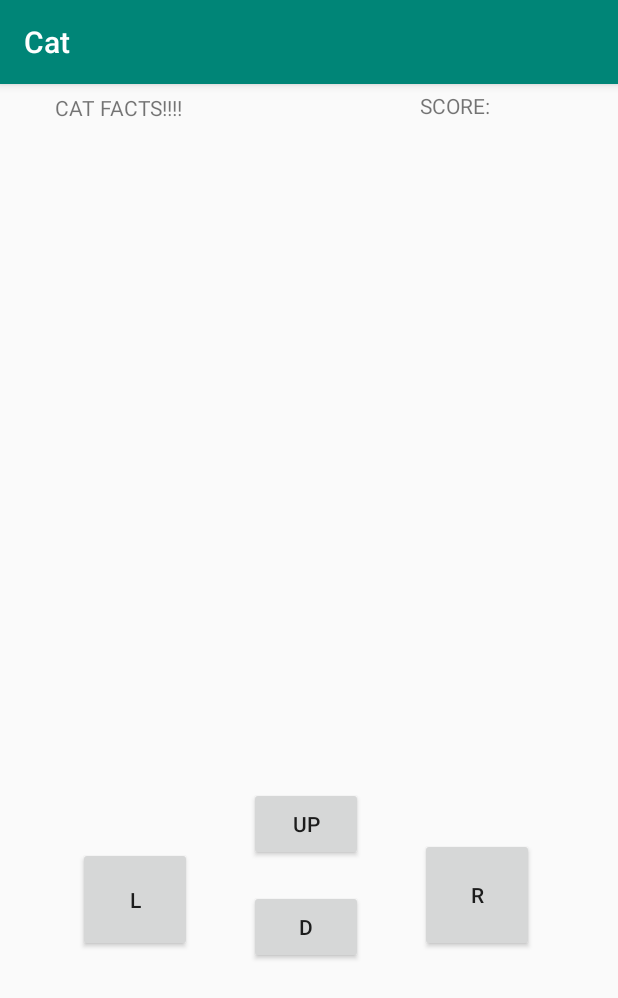
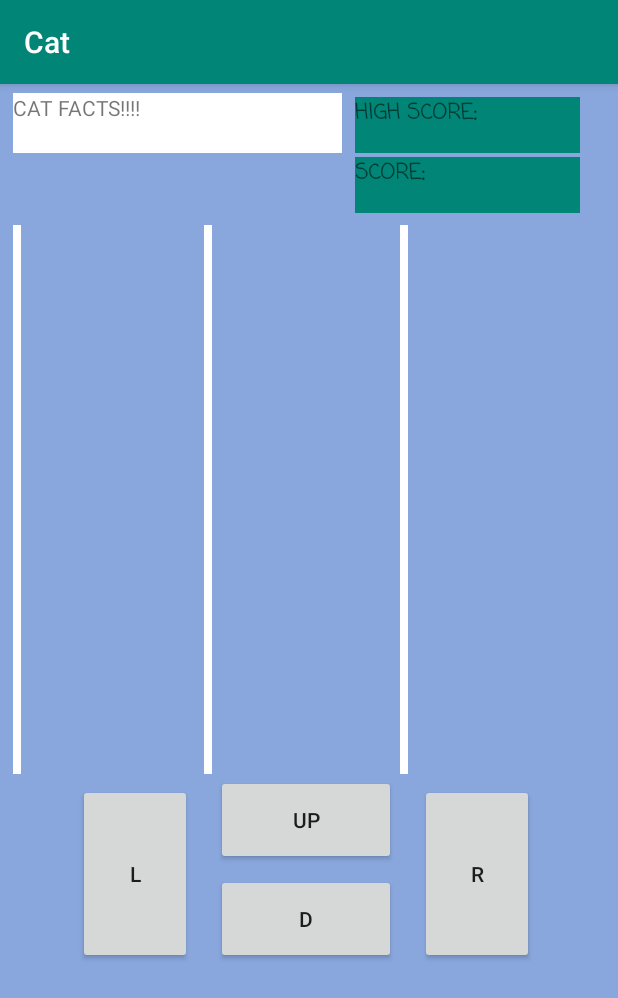
Before and after one commit to kzhang23187/Cat, an Android app: the screen it shows after launch (MainActivity), on a phone screen of 412 x 824 dp. Shown: the top 998 px of the screen. Run offline under Robolectric (Android 15) with nearby library versions, the phone set to English and light mode, and no system bars; libraries missing offline, so code that uses them is left out: android.util.

Commit message:
FINISHED: SOME BUGS IN THE LOGIC NEED TO WORK ON: end game and api and score and making text centered so its behind the image

```diff
--- a/app/src/main/res/layout/activity_main.xml
+++ b/app/src/main/res/layout/activity_main.xml
@@ -5,15 +5,30 @@
     android:id="@+id/layout"
     android:layout_width="match_parent"
     android:layout_height="match_parent"
+    android:background="@color/colorAccent"
     tools:context=".MainActivity">
+
+    <View
+        android:id="@+id/divider3"
+        android:layout_width="5dp"
+        android:layout_height="366dp"
+        android:background="@color/colorPrimaryDark"
+        app:layout_constraintStart_toStartOf="@+id/guideline5"
+        app:layout_constraintTop_toTopOf="@+id/guideline" />
+
+    <View
+        android:id="@+id/divider2"
+        android:layout_width="5dp"
+        android:layout_height="366dp"
+        android:background="@color/colorPrimaryDark"
+        app:layout_constraintEnd_toStartOf="@+id/guideline7"
+        app:layout_constraintTop_toTopOf="@+id/guideline" />
 
     <Button
         android:id="@+id/left"
         android:layout_width="76dp"
-        android:layout_height="70dp"
+        android:layout_height="120dp"
         android:layout_marginEnd="8dp"
-        android:layout_marginRight="8dp"
-        android:layout_marginBottom="8dp"
         android:text="L"
         app:layout_constraintBottom_toTopOf="@+id/guideline9"
         app:layout_constraintEnd_toStartOf="@+id/guideline6" />
@@ -22,9 +37,8 @@
         android:id="@+id/catFact"
         android:layout_width="219dp"
         android:layout_height="40dp"
-        android:layout_marginStart="28dp"
-        android:layout_marginLeft="28dp"
         android:layout_marginBottom="48dp"
+        android:background="@color/colorPrimaryDark"
         android:text="CAT FACTS!!!!"
         app:layout_constraintBottom_toTopOf="@+id/guideline"
         app:layout_constraintStart_toStartOf="@+id/guideline5" />
@@ -87,46 +101,62 @@
 
     <Button
         android:id="@+id/down"
-        android:layout_width="76dp"
-        android:layout_height="49dp"
-        android:layout_marginEnd="30dp"
-        android:layout_marginRight="30dp"
+        android:layout_width="120dp"
+        android:layout_height="60dp"
+        android:layout_marginStart="8dp"
+        android:layout_marginEnd="8dp"
         android:text="D"
         app:layout_constraintBottom_toTopOf="@+id/guideline9"
-        app:layout_constraintEnd_toStartOf="@+id/guideline7" />
+        app:layout_constraintEnd_toStartOf="@+id/guideline7"
+        app:layout_constraintHorizontal_bias="0.562"
+        app:layout_constraintStart_toStartOf="@+id/guideline6" />
 
     <Button
         android:id="@+id/right"
         android:layout_width="76dp"
-        android:layout_height="76dp"
+        android:layout_height="120dp"
         android:layout_marginStart="8dp"
-        android:layout_marginLeft="8dp"
-        android:layout_marginBottom="8dp"
         android:text="R"
         app:layout_constraintBottom_toTopOf="@+id/guideline9"
         app:layout_constraintStart_toStartOf="@+id/guideline7" />
 
     <Button
         android:id="@+id/up"
-        android:layout_width="76dp"
-        android:layout_height="49dp"
-        android:layout_marginTop="8dp"
-        android:layout_marginEnd="30dp"
-        android:layout_marginRight="30dp"
+        android:layout_width="120dp"
+        android:layout_height="60dp"
+        android:layout_marginStart="8dp"
+        android:layout_marginEnd="8dp"
         android:text="UP"
         app:layout_constraintEnd_toStartOf="@+id/guideline7"
+        app:layout_constraintHorizontal_bias="0.85"
+        app:layout_constraintStart_toStartOf="@+id/guideline6"
         app:layout_constraintTop_toTopOf="@+id/guideline4" />
 
     <TextView
         android:id="@+id/textView4"
-        android:layout_width="84dp"
+        android:layout_width="150dp"
         android:layout_height="37dp"
-        android:layout_marginStart="8dp"
-        android:layout_marginLeft="8dp"
-        android:layout_marginBottom="52dp"
+        android:layout_marginEnd="8dp"
+        android:layout_marginBottom="8dp"
+        android:background="@color/colorPrimary"
+        android:fontFamily="casual"
         android:text="SCORE: "
+        android:textStyle="bold"
         app:layout_constraintBottom_toTopOf="@+id/guideline"
-        app:layout_constraintStart_toStartOf="@+id/guideline7" />
+        app:layout_constraintEnd_toStartOf="@+id/guideline8" />
+
+    <TextView
+        android:id="@+id/textView5"
+        android:layout_width="150dp"
+        android:layout_height="37dp"
+        android:layout_marginEnd="8dp"
+        android:layout_marginBottom="48dp"
+        android:background="@color/colorPrimary"
+        android:fontFamily="casual"
+        android:text="HIGH SCORE:"
+        android:textStyle="bold"
+        app:layout_constraintBottom_toTopOf="@+id/guideline"
+        app:layout_constraintEnd_toStartOf="@+id/guideline8" />
 
     <android.support.constraint.Guideline
         android:id="@+id/guideline9"
@@ -135,4 +165,12 @@
         android:orientation="horizontal"
         app:layout_constraintGuide_begin="587dp" />
 
+    <View
+        android:id="@+id/divider"
+        android:layout_width="5dp"
+        android:layout_height="366dp"
+        android:background="@color/colorPrimaryDark"
+        app:layout_constraintStart_toStartOf="@+id/guideline6"
+        app:layout_constraintTop_toTopOf="@+id/guideline" />
+
 </android.support.constraint.ConstraintLayout>
--- a/app/src/main/res/values/colors.xml
+++ b/app/src/main/res/values/colors.xml
@@ -1,6 +1,6 @@
 <?xml version="1.0" encoding="utf-8"?>
 <resources>
     <color name="colorPrimary">#008577</color>
-    <color name="colorPrimaryDark">#00574B</color>
-    <color name="colorAccent">#D81B60</color>
+    <color name="colorPrimaryDark">#ffffff</color>
+    <color name="colorAccent">#89a7dd</color>
 </resources>
```
Also changed, not shown: app/src/main/java/com/example/cat/DialogUtils.java (added, +25 -0 lines), app/src/main/java/com/example/cat/MainActivity.java (+125 -25 lines), app/src/main/res/layout/game_end_dialogue.xml (added, +31 -0 lines).
